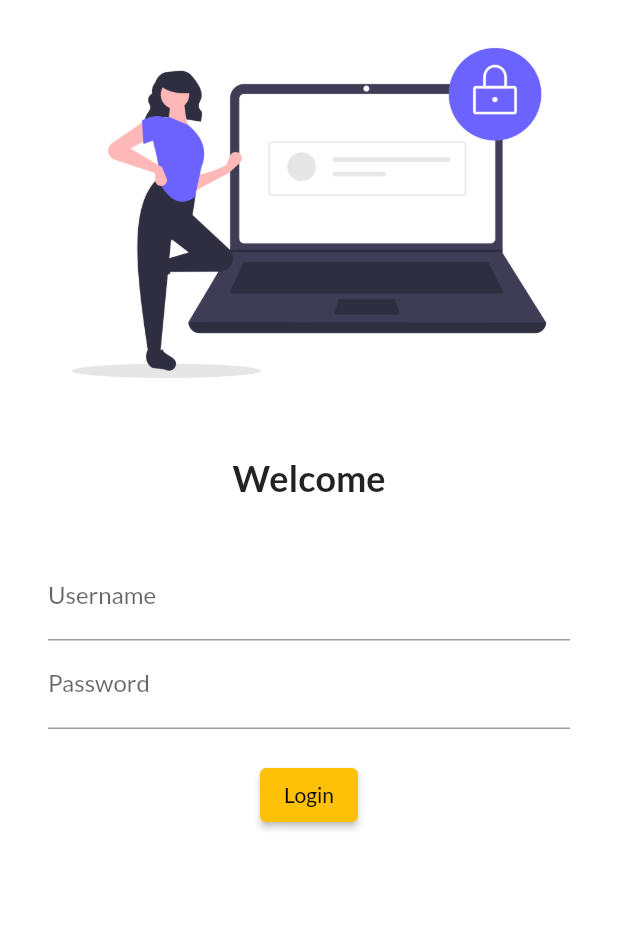
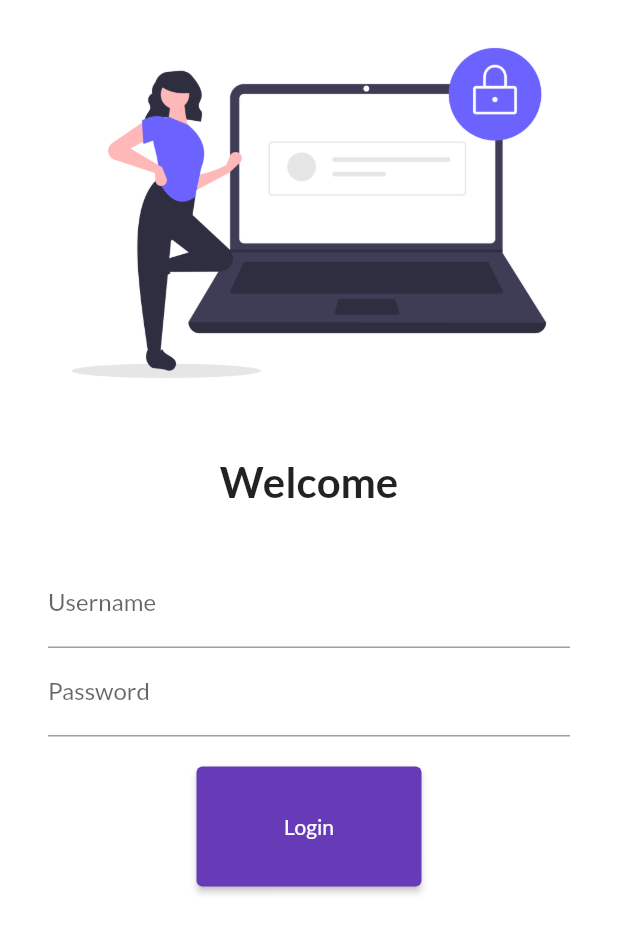
Before and after one commit to inf-reiaz/LearingFlutter, a Flutter app: the screen it shows after launch, on a phone screen of 412 x 824 dp. Shown: the top 933 px of the screen. Run offline on Flutter 3.47's test engine with Material 2 defaults, Android fonts, the phone set to English and light mode, and no system bars; our stand-ins replace google_fonts.

Commit message:
complet day 5

```diff
--- a/lib/main.dart
+++ b/lib/main.dart
@@ -1,6 +1,7 @@
 import 'package:flutter/material.dart';
 import 'package:flutter_learing/pages/home_page.dart';
 import 'package:flutter_learing/pages/login_page.dart';
+import 'package:flutter_learing/utls/routes.dart';
 import 'package:google_fonts/google_fonts.dart';
 
 void main() => runApp(MyApp());
@@ -9,9 +10,10 @@ class MyApp extends StatelessWidget {
   @override
   Widget build(BuildContext context) {
     return MaterialApp(
+      debugShowCheckedModeBanner: false,
       themeMode: ThemeMode.light,
       theme: ThemeData(
-        primarySwatch: Colors.amber,
+        primarySwatch: Colors.deepPurple,
         //primaryTextTheme: GoogleFonts.latoTextTheme(),
         fontFamily: GoogleFonts.lato().fontFamily,
       ),
@@ -21,8 +23,10 @@ class MyApp extends StatelessWidget {
       ),
       initialRoute: "/login",
       routes: {
-        "/": (context) => HomePage(),
-        "/login": (context) => LoginPage(),
+        MyRoute.homeRoute: (constext) => HomePage(),
+        MyRoute.loginRoute: (constext) => LoginPage(),
+        // "/": (context) => HomePage(),
+        // "/login": (context) => LoginPage(),
       },
     );
   }
--- a/lib/pages/home_page.dart
+++ b/lib/pages/home_page.dart
@@ -9,7 +9,7 @@ class HomePage extends StatelessWidget {
     String name = "Mr.Reiaz";
     return Scaffold(
       appBar: AppBar(
-        title: Text(
+        title: const Text(
           "30 Days Flutter learning with MrReiaz",
         ),
       ),
@@ -20,7 +20,7 @@ class HomePage extends StatelessWidget {
           ),
         ),
       ),
-      drawer: Drawer(),
+      //drawer: Drawer(),
     );
   }
 }
--- a/lib/pages/login_page.dart
+++ b/lib/pages/login_page.dart
@@ -1,4 +1,6 @@
 import 'package:flutter/material.dart';
+import 'package:flutter/widgets.dart';
+import 'package:flutter_learing/utls/routes.dart';
 
 class LoginPage extends StatelessWidget {
   const LoginPage({Key? key}) : super(key: key);
@@ -7,11 +9,13 @@ class LoginPage extends StatelessWidget {
   Widget build(BuildContext context) {
     return Material(
       color: Colors.white,
+      child: SingleChildScrollView(
         child: Column(
           children: [
             Image.asset(
               "images/login.png",
               fit: BoxFit.cover,
+              //height: 900,
             ),
             const SizedBox(
               height: 20.0,
@@ -19,7 +23,7 @@ class LoginPage extends StatelessWidget {
             const Text(
               "Welcome",
               style: TextStyle(
-              fontSize: 24,
+                fontSize: 28,
                 fontWeight: FontWeight.bold,
               ),
             ),
@@ -27,8 +31,10 @@ class LoginPage extends StatelessWidget {
               height: 20.0,
             ),
             Padding(
-            padding:
-                const EdgeInsets.symmetric(vertical: 15.0, horizontal: 32.0),
+              padding: const EdgeInsets.symmetric(
+                vertical: 15.0,
+                horizontal: 32.0,
+              ),
               child: Column(
                 children: [
                   TextFormField(
@@ -49,15 +55,24 @@ class LoginPage extends StatelessWidget {
                   ),
                   ElevatedButton(
                     child: Text("Login"),
-                  style: TextButton.styleFrom(),
+                    style: TextButton.styleFrom(
+                      minimumSize: const Size(
+                        150.0,
+                        80.00,
+                      ),
+                    ),
                     onPressed: () {
-                    print("Hi MrReiaz");
+                      Navigator.pushNamed(context, MyRoute.homeRoute);
                     },
                   ),
                 ],
               ),
             ),
+            const SizedBox(
+              height: 250.0,
+            ),
           ],
+        ),
       ),
     );
   }
--- /dev/null
+++ b/lib/utls/routes.dart
@@ -0,0 +1,4 @@
+class MyRoute {
+  static String loginRoute = "/login";
+  static String homeRoute = "/home";
+}
```
Lines whose indentation alone changed are shown as unchanged.
